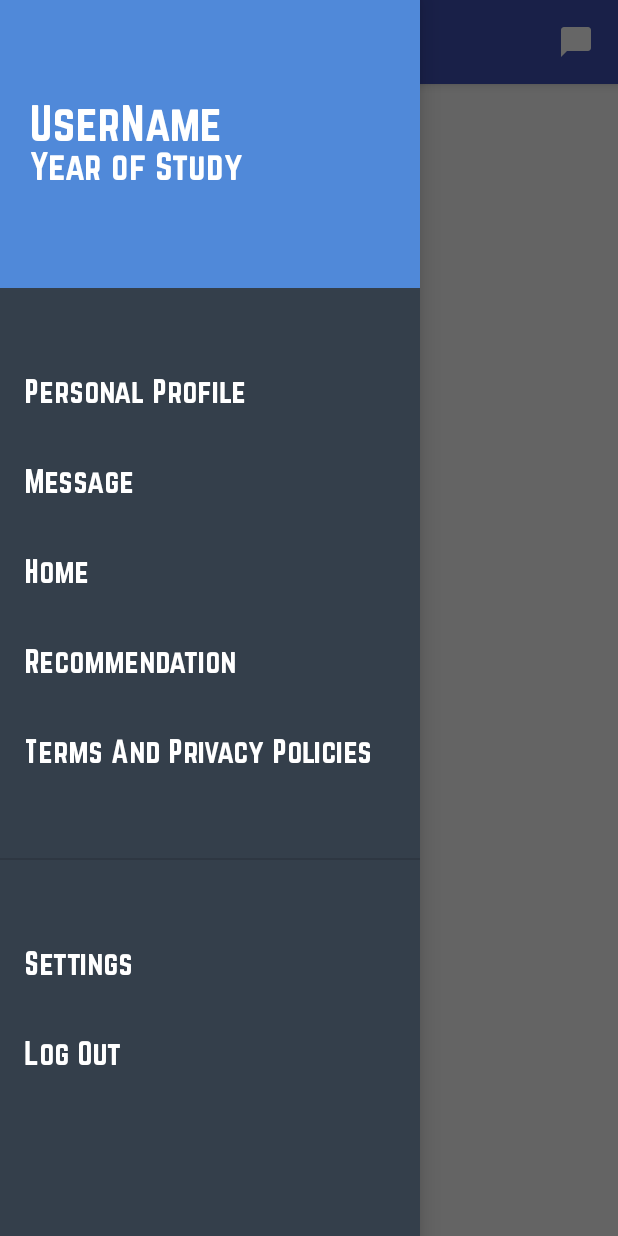
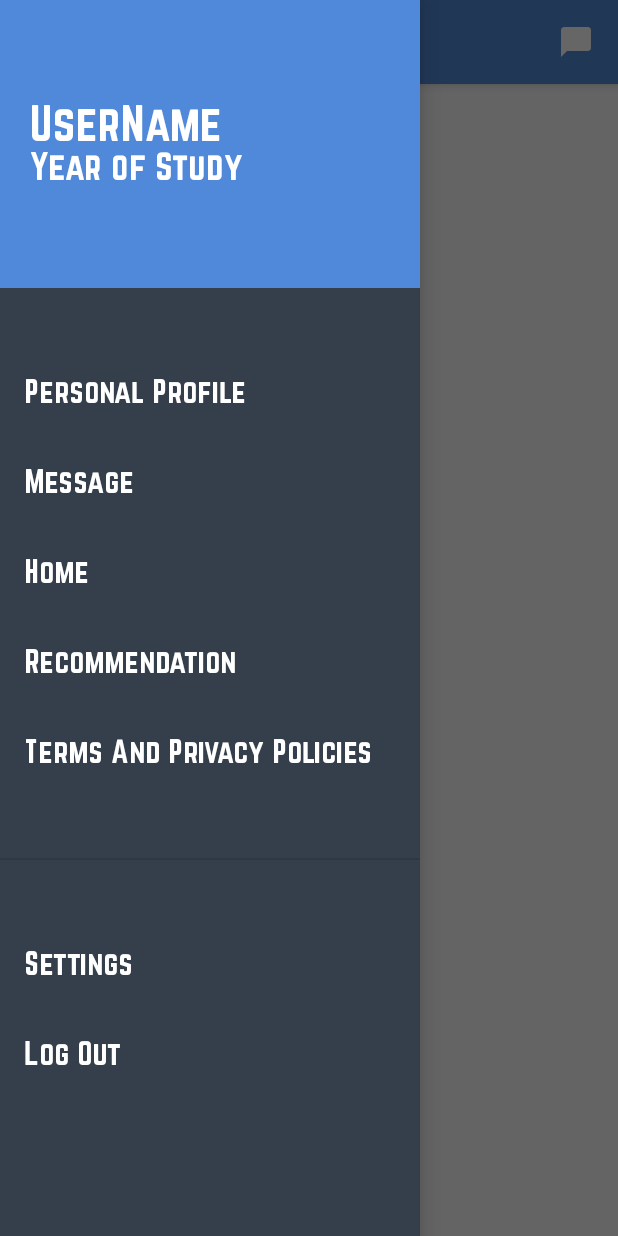
Before and after one commit to chunkitmax/USTinder, an Android app: the screen it shows after launch (HomeActivity), with the side drawer open, on a phone screen of 412 x 824 dp. Run offline under Robolectric (Android 15) with nearby library versions, the phone set to English and light mode, and no system bars; 1 statement that could not run was skipped.

Commit message:
Change primary color

```diff
--- a/app/src/main/res/values/colors.xml
+++ b/app/src/main/res/values/colors.xml
@@ -1,6 +1,6 @@
 <?xml version="1.0" encoding="utf-8"?>
 <resources>
-    <color name="colorPrimary">#3F51B5</color>
+    <color name="colorPrimary">#5089D9</color>
     <color name="colorPrimaryDark">#5089D9</color>
     <color name="colorAccent">#FF4081</color>
 </resources>
```
Also changed, not shown: app/src/main/java/com/example/tszchiung/app/HomeActivity.kt (+15 -14 lines).
